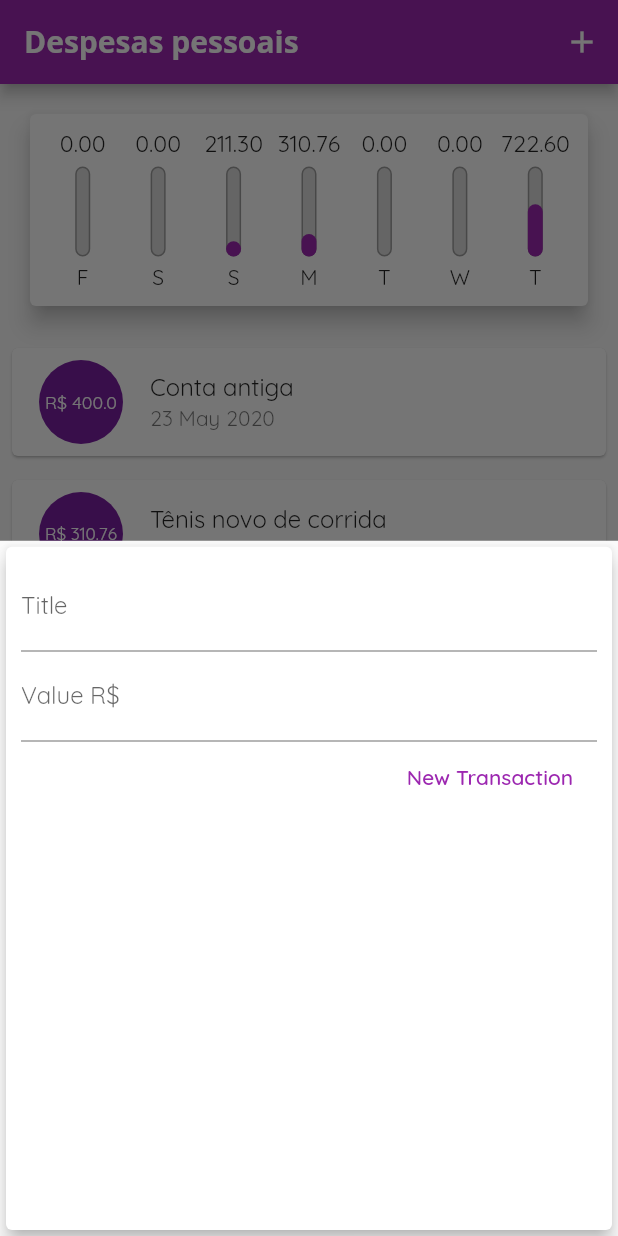
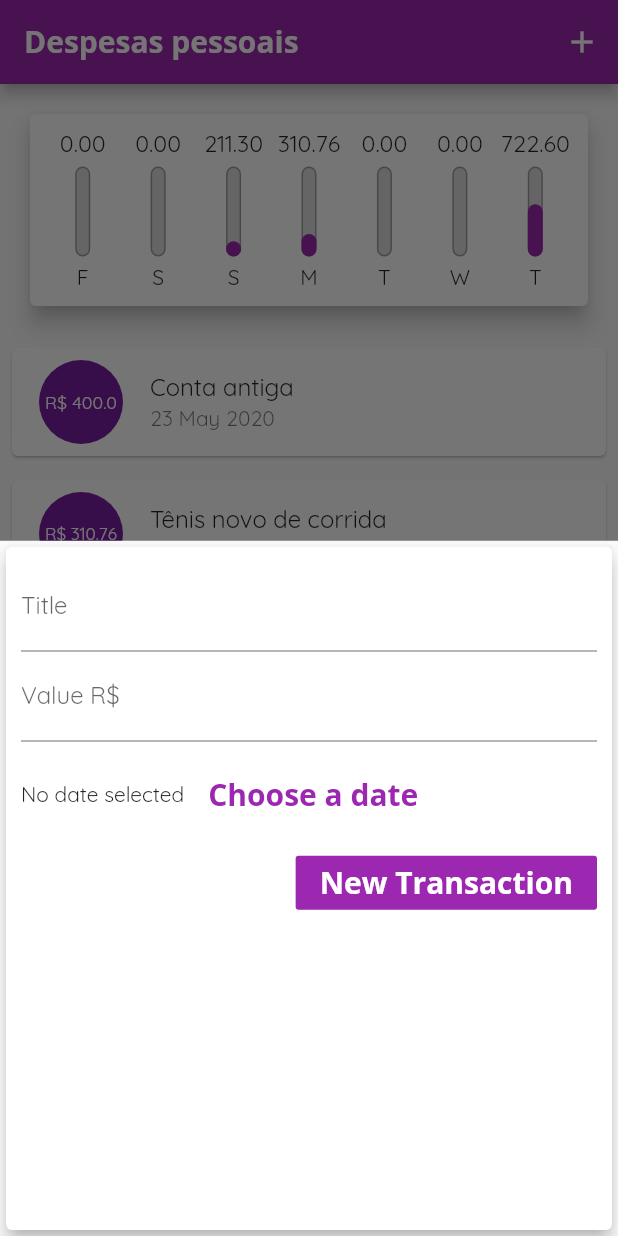
Before and after one commit to s7Thiago/expenses-app, a Flutter app: the screen it shows after launch, after a tap on the "add" icon, on a phone screen of 412 x 824 dp. Run offline on Flutter 3.47's test engine with Material 2 defaults, Android fonts, the phone set to English and light mode, and no system bars; statements that could not run were skipped.

Commit message:
Improving the form and preparing it to show the DatePicker

```diff
--- a/lib/components/transaction_form.dart
+++ b/lib/components/transaction_form.dart
@@ -42,6 +42,24 @@ class _TransactionFormState extends State<TransactionForm> {
               keyboardType: TextInputType.numberWithOptions(decimal: true),
               decoration: InputDecoration(labelText: 'Value R\$'),
             ),
+            Container(
+              height: 70,
+              child: Row(
+                children: [
+                  Text('No date selected'),
+                  FlatButton(
+                    onPressed: () {},
+                    child: Text(
+                      'Choose a date',
+                      style: TextStyle(
+                        fontWeight: FontWeight.bold,
+                      ),
+                    ),
+                    textColor: Theme.of(context).primaryColor,
+                  ),
+                ],
+              ),
+            ),
             Align(
               alignment: Alignment.centerRight,
               child: FlatButton(
@@ -49,7 +67,8 @@ class _TransactionFormState extends State<TransactionForm> {
                 child: Text(
                   'New Transaction',
                 ),
-                textColor: Colors.purple,
+                textColor: Theme.of(context).textTheme.button.color,
+                color: Theme.of(context).primaryColor,
               ),
             )
           ],
--- a/lib/main.dart
+++ b/lib/main.dart
@@ -12,6 +12,9 @@ import './components/transaction_form.dart';
 main() => runApp(ExpensesApp());
 
 class ExpensesApp extends StatelessWidget {
+  final textThemeBase = TextStyle(
+      fontFamily: 'OpenSans', fontSize: 20, fontWeight: FontWeight.w700);
+
   @override
   Widget build(BuildContext context) {
     return MaterialApp(
@@ -20,12 +23,15 @@ class ExpensesApp extends StatelessWidget {
         primarySwatch: Colors.purple,
         accentColor: Colors.amber,
         fontFamily: 'Quicksand',
+        textTheme: TextTheme(
+          button: textThemeBase.copyWith(
+            color: Colors.white,
+            fontWeight: FontWeight.w600,
+          ),
+        ),
         appBarTheme: AppBarTheme(
           textTheme: ThemeData.light().textTheme.copyWith(
-                headline6: TextStyle(
-                    fontFamily: 'OpenSans',
-                    fontSize: 20,
-                    fontWeight: FontWeight.w700),
+                headline6: textThemeBase,
               ),
         ),
       ),
```
